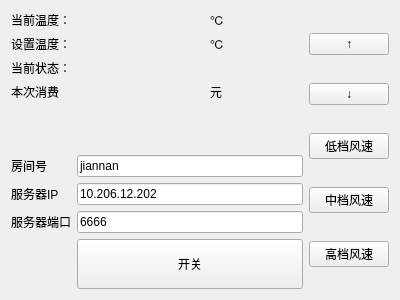
Above: mainwindow.ui from Joxon/aircond-client before the change. Below: the same form after it.
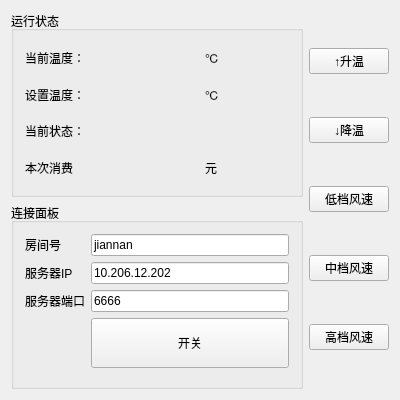
That is the form after the change.

```diff
--- a/mainwindow.ui
+++ b/mainwindow.ui
@@ -7,19 +7,19 @@
     <x>0</x>
     <y>0</y>
     <width>400</width>
-    <height>300</height>
+    <height>400</height>
    </rect>
   </property>
   <property name="minimumSize">
    <size>
     <width>400</width>
-    <height>300</height>
+    <height>400</height>
    </size>
   </property>
   <property name="maximumSize">
    <size>
     <width>400</width>
-    <height>300</height>
+    <height>400</height>
    </size>
   </property>
   <property name="windowTitle">
@@ -28,7 +28,13 @@
   <widget class="QWidget" name="centralWidget">
    <layout class="QHBoxLayout" name="horizontalLayout_3">
     <item>
-     <layout class="QVBoxLayout" name="verticalLayout_2">
+     <layout class="QVBoxLayout" name="verticalLayoutLeft">
+      <item>
+       <widget class="QGroupBox" name="groupBox">
+        <property name="title">
+         <string>运行状态</string>
+        </property>
+        <layout class="QVBoxLayout" name="verticalLayout">
       <item>
        <layout class="QGridLayout" name="gridLayout">
         <item row="2" column="1">
@@ -110,19 +116,15 @@
         </item>
        </layout>
       </item>
-      <item>
-       <spacer name="verticalSpacer">
-        <property name="orientation">
-         <enum>Qt::Vertical</enum>
-        </property>
-        <property name="sizeHint" stdset="0">
-         <size>
-          <width>20</width>
-          <height>40</height>
-         </size>
-        </property>
-       </spacer>
+        </layout>
+       </widget>
       </item>
+      <item>
+       <widget class="QGroupBox" name="groupBox_2">
+        <property name="title">
+         <string>连接面板</string>
+        </property>
+        <layout class="QVBoxLayout" name="verticalLayout_2">
       <item>
        <layout class="QFormLayout" name="formLayout">
         <item row="0" column="0">
@@ -164,6 +166,9 @@
           <property name="text">
            <string>开关</string>
           </property>
+             <property name="checkable">
+              <bool>true</bool>
+             </property>
          </widget>
         </item>
         <item row="2" column="1">
@@ -183,20 +188,23 @@
        </layout>
       </item>
      </layout>
+       </widget>
+      </item>
+     </layout>
     </item>
     <item>
-     <layout class="QVBoxLayout" name="verticalLayout">
+     <layout class="QVBoxLayout" name="verticalLayoutRight">
       <item>
        <widget class="QPushButton" name="turn_up_pushButton">
         <property name="text">
-         <string>↑</string>
+         <string>↑升温</string>
         </property>
        </widget>
       </item>
       <item>
        <widget class="QPushButton" name="turn_down_pushButton">
         <property name="text">
-         <string>↓</string>
+         <string>↓降温</string>
         </property>
        </widget>
       </item>
```
Left out of the diff: 2 changed lines with no effect on the pictures. Lines whose indentation alone changed are shown as unchanged.
